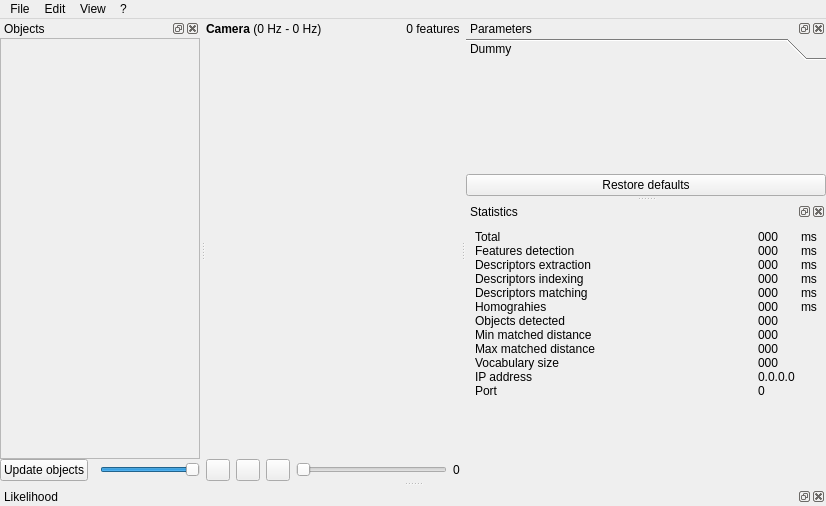
Before: the Qt Designer form src/ui/mainWindow.ui in introlab/find-object, drawn with Qt 5.
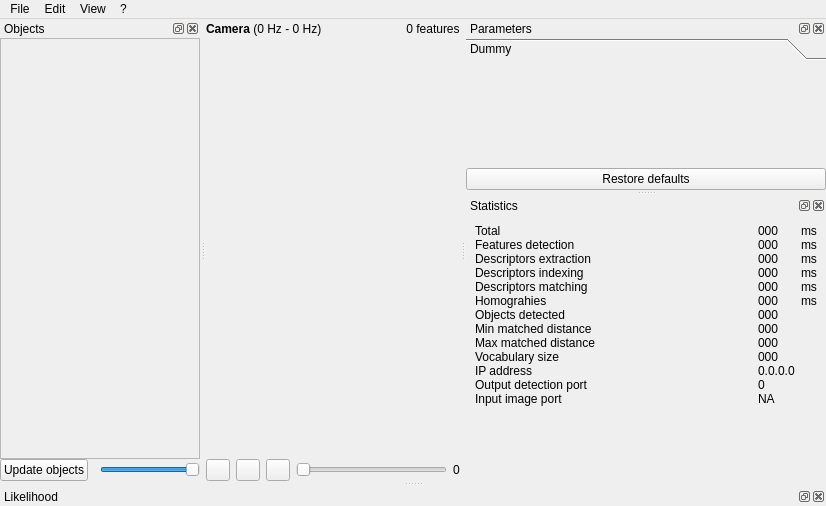
After: the same form once the commit is applied. Icons and pictures are not drawn. Custom widgets are drawn as their Qt base class.

Commit message: Added TcpRequest tool (ask a running find_object to process an image and wait results over TCP) Refactored CameraTcpClient to CameraTcpServer (to send images we connect to find_object, instead of connecting find_object to an image server), removed parameter CameraIP

```diff
--- a/src/ui/mainWindow.ui
+++ b/src/ui/mainWindow.ui
@@ -619,7 +619,7 @@
        <item row="11" column="0">
         <widget class="QLabel" name="label_19">
          <property name="text">
-          <string>Port</string>
+          <string>Output detection port</string>
          </property>
         </widget>
        </item>
@@ -658,6 +658,20 @@
          </property>
         </widget>
        </item>
+       <item row="12" column="0">
+        <widget class="QLabel" name="label_21">
+         <property name="text">
+          <string>Input image port</string>
+         </property>
+        </widget>
+       </item>
+       <item row="12" column="1">
+        <widget class="QLabel" name="label_port_image">
+         <property name="text">
+          <string>NA</string>
+         </property>
+        </widget>
+       </item>
       </layout>
      </item>
      <item>
```
Left out of the diff: 14 changed lines with no effect on the pictures. The commit also changes 17 other files.
